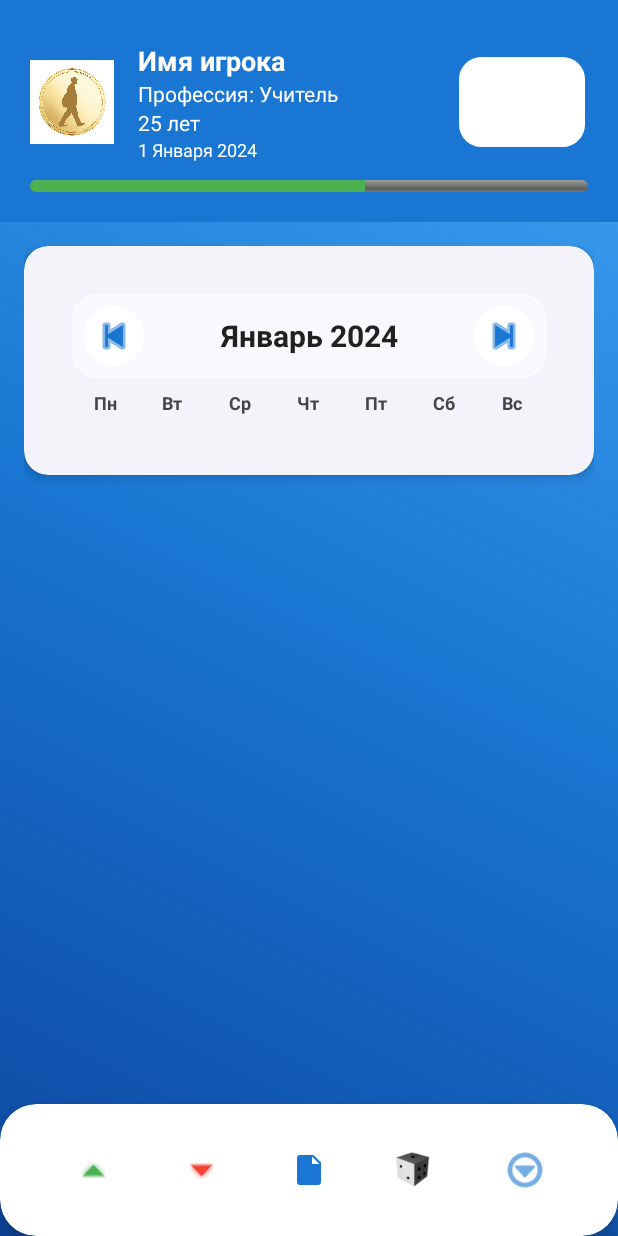
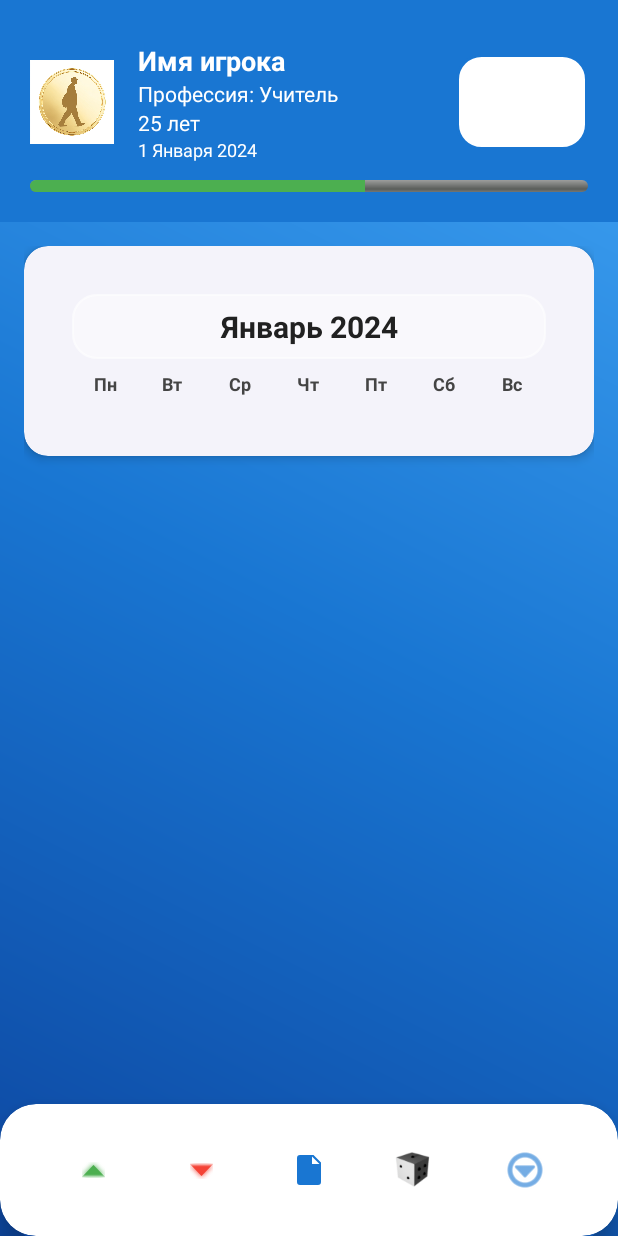
Before and after one commit to RobotAvi/MoneyGame, an Android app: the GameActivity screen opened directly, with no data from a screen before it, on a phone screen of 412 x 824 dp. Run offline under Robolectric (Android 15) with nearby library versions, the phone set to English and light mode, and no system bars; 1 statement that could not run was skipped.

Commit message:
Remove month navigation buttons, use swipe gestures only
Co-authored-by: g7702457 <g7702457@crk.umn.edu>

```diff
--- a/app/src/main/java/com/financialsuccess/game/GameActivity.kt
+++ b/app/src/main/java/com/financialsuccess/game/GameActivity.kt
@@ -846,15 +846,7 @@ class GameActivity : AppCompatActivity() {
     }
 
     private fun setupCalendarNav() {
-        binding.btnPrevMonth.setOnClickListener {
-            calendarAnchor = (calendarAnchor ?: Calendar.getInstance()).apply { add(Calendar.MONTH, -1) }
-            setupCalendarRecycler()
-        }
-        binding.btnNextMonth.setOnClickListener {
-            calendarAnchor = (calendarAnchor ?: Calendar.getInstance()).apply { add(Calendar.MONTH, 1) }
-            setupCalendarRecycler()
-        }
-        // Simple swipe gestures without GestureDetector (for broad compatibility)
+        // Removed button listeners; keep swipe navigation only
         var startX = 0f
         val swipeThreshold = 100
         binding.recyclerCalendar.setOnTouchListener { v, event ->
@@ -864,7 +856,8 @@ class GameActivity : AppCompatActivity() {
                     val diffX = event.x - startX
                     v.parent.requestDisallowInterceptTouchEvent(false)
                     if (kotlin.math.abs(diffX) > swipeThreshold) {
-                        if (diffX < 0) binding.btnNextMonth.performClick() else binding.btnPrevMonth.performClick()
+                        calendarAnchor = (calendarAnchor ?: Calendar.getInstance()).apply { add(Calendar.MONTH, if (diffX < 0) 1 else -1) }
+                        setupCalendarRecycler()
                         true
                     } else false
                 }
--- a/app/src/main/res/layout/activity_game.xml
+++ b/app/src/main/res/layout/activity_game.xml
@@ -283,21 +283,10 @@
                         android:background="@drawable/bg_header_chip"
                         android:padding="8dp">
 
-                        <ImageButton
-                            android:id="@+id/btnPrevMonth"
-                            android:layout_width="40dp"
-                            android:layout_height="40dp"
-                            android:background="@drawable/btn_circle_bg"
-                            android:contentDescription="Предыдущий месяц"
-                            android:src="@android:drawable/ic_media_previous"
-                            android:tint="@color/primary_color"
-                            app:tint="@color/primary_color" />
-
                         <TextView
                             android:id="@+id/tvMonthLabel"
-                            android:layout_width="0dp"
+                            android:layout_width="match_parent"
                             android:layout_height="wrap_content"
-                            android:layout_weight="1"
                             android:gravity="center"
                             android:text="Январь 2024"
                             android:textStyle="bold"
@@ -307,16 +296,6 @@
                             android:shadowDy="1"
                             android:shadowRadius="2"
                             android:textSize="20sp" />
-
-                        <ImageButton
-                            android:id="@+id/btnNextMonth"
-                            android:layout_width="40dp"
-                            android:layout_height="40dp"
-                            android:background="@drawable/btn_circle_bg"
-                            android:contentDescription="Следующий месяц"
-                            android:src="@android:drawable/ic_media_next"
-                            android:tint="@color/primary_color"
-                            app:tint="@color/primary_color" />
                     </LinearLayout>
 
                     <LinearLayout
```
